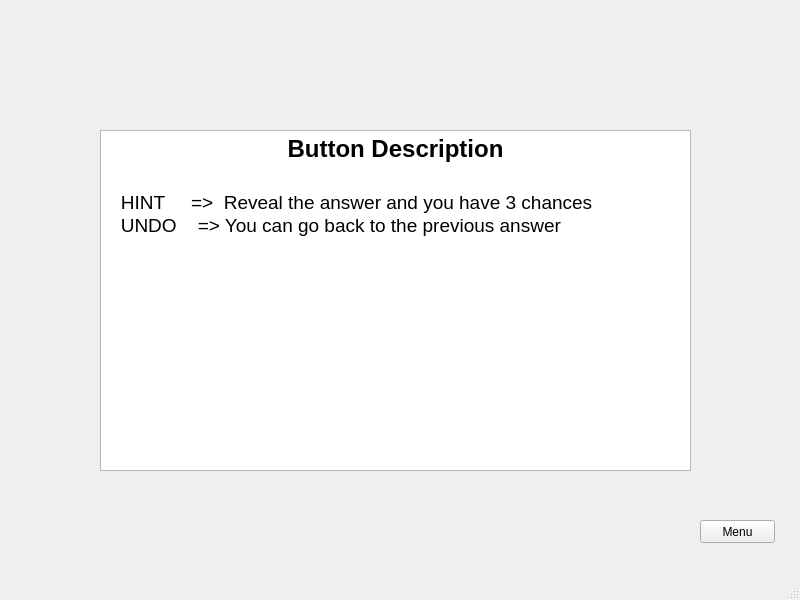
Qt form mainmenu.ui (tk6996/SudokuQt) before a commit.
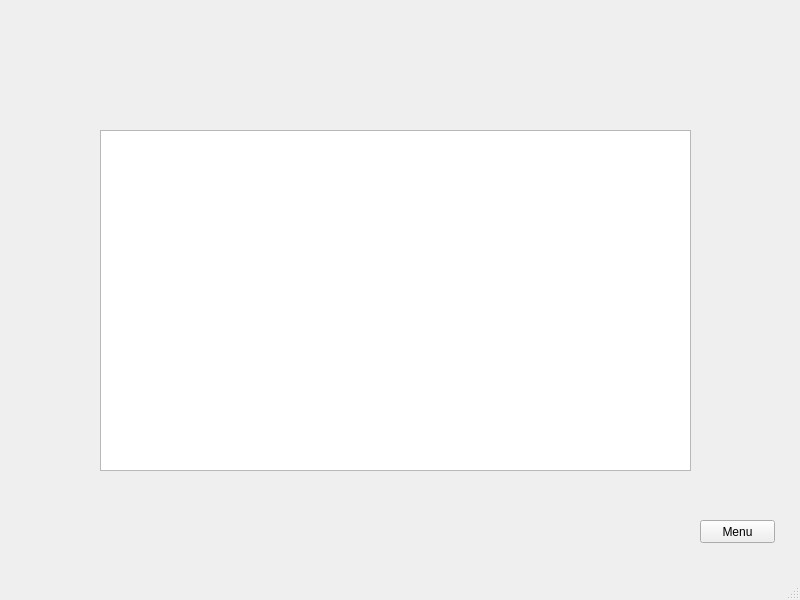
The same form after that commit. The open tabs and pages were chosen to show the change.

Diff of the .ui file:
```diff
--- a/mainmenu.ui
+++ b/mainmenu.ui
@@ -131,7 +131,7 @@
        <string>Menu</string>
       </property>
      </widget>
-     <widget class="QTextBrowser" name="textBrowser">
+     <widget class="QPlainTextEdit" name="plainTextEdit">
       <property name="geometry">
        <rect>
         <x>100</x>
@@ -140,17 +140,13 @@
         <height>341</height>
        </rect>
       </property>
-      <property name="html">
-       <string>&lt;!DOCTYPE HTML PUBLIC &quot;-//W3C//DTD HTML 4.0//EN&quot; &quot;http://www.w3.org/TR/REC-html40/strict.dtd&quot;&gt;
-&lt;html&gt;&lt;head&gt;&lt;meta name=&quot;qrichtext&quot; content=&quot;1&quot; /&gt;&lt;style type=&quot;text/css&quot;&gt;
-p, li { white-space: pre-wrap; }
-&lt;/style&gt;&lt;/head&gt;&lt;body style=&quot; font-family:'MS Shell Dlg 2'; font-size:8.25pt; font-weight:400; font-style:normal;&quot;&gt;
-&lt;p align=&quot;center&quot; style=&quot; margin-top:0px; margin-bottom:0px; margin-left:0px; margin-right:0px; -qt-block-indent:0; text-indent:0px;&quot;&gt;&lt;span style=&quot; font-family:'MS Shell Dlg 2'; font-size:18pt; font-weight:600;&quot;&gt;Button Description&lt;/span&gt;&lt;/p&gt;
-&lt;p style=&quot;-qt-paragraph-type:empty; margin-top:0px; margin-bottom:0px; margin-left:0px; margin-right:0px; -qt-block-indent:0; text-indent:0px; font-family:'MS Shell Dlg 2'; font-size:18pt;&quot;&gt;&lt;br /&gt;&lt;/p&gt;
-&lt;p style=&quot; margin-top:0px; margin-bottom:0px; margin-left:0px; margin-right:0px; -qt-block-indent:0; text-indent:0px;&quot;&gt;&lt;span style=&quot; font-family:'MS Shell Dlg 2'; font-size:14pt;&quot;&gt;   HINT     =&amp;gt;  Reveal the answer and you have 3 chances&lt;/span&gt;&lt;/p&gt;
-&lt;p style=&quot; margin-top:0px; margin-bottom:0px; margin-left:0px; margin-right:0px; -qt-block-indent:0; text-indent:0px;&quot;&gt;&lt;span style=&quot; font-family:'MS Shell Dlg 2'; font-size:14pt;&quot;&gt;   UNDO    =&amp;gt; You can go back to the previous answer&lt;/span&gt;&lt;/p&gt;
-&lt;p style=&quot;-qt-paragraph-type:empty; margin-top:0px; margin-bottom:0px; margin-left:0px; margin-right:0px; -qt-block-indent:0; text-indent:0px; font-family:'MS Shell Dlg 2'; font-size:18pt;&quot;&gt;&lt;br /&gt;&lt;/p&gt;
-&lt;p style=&quot;-qt-paragraph-type:empty; margin-top:0px; margin-bottom:0px; margin-left:0px; margin-right:0px; -qt-block-indent:0; text-indent:0px; font-family:'MS Shell Dlg 2'; font-size:18pt;&quot;&gt;&lt;br /&gt;&lt;/p&gt;&lt;/body&gt;&lt;/html&gt;</string>
+      <property name="font">
+       <font>
+        <pointsize>12</pointsize>
+       </font>
+      </property>
+      <property name="plainText">
+       <string/>
       </property>
      </widget>
     </widget>
```
